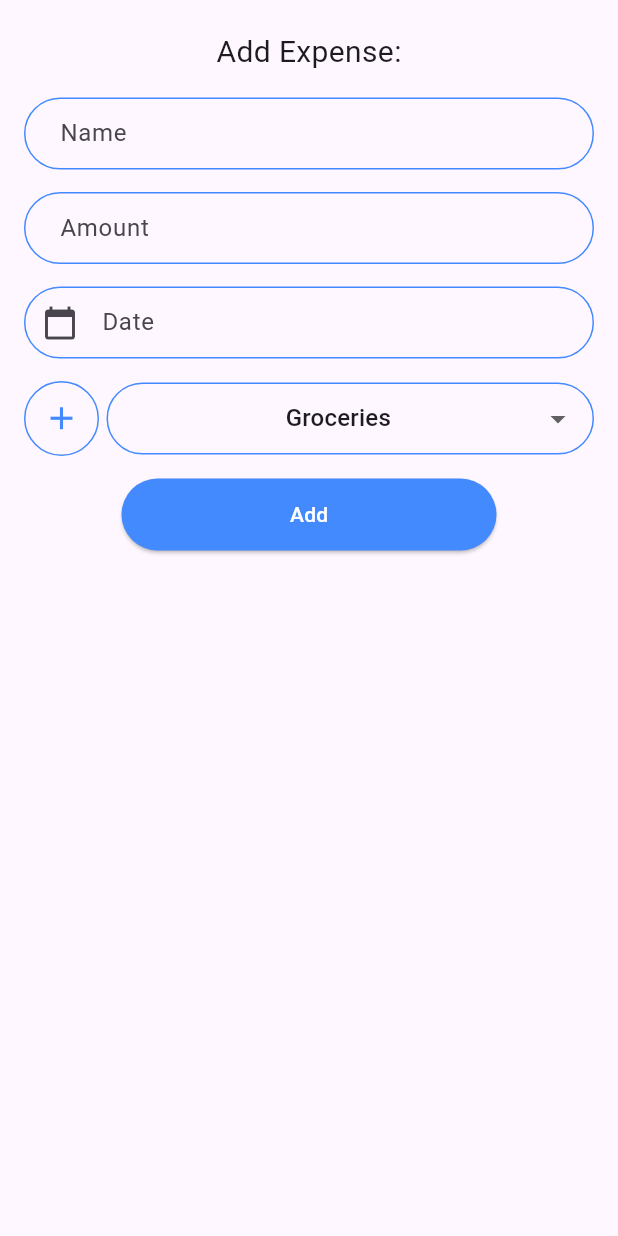
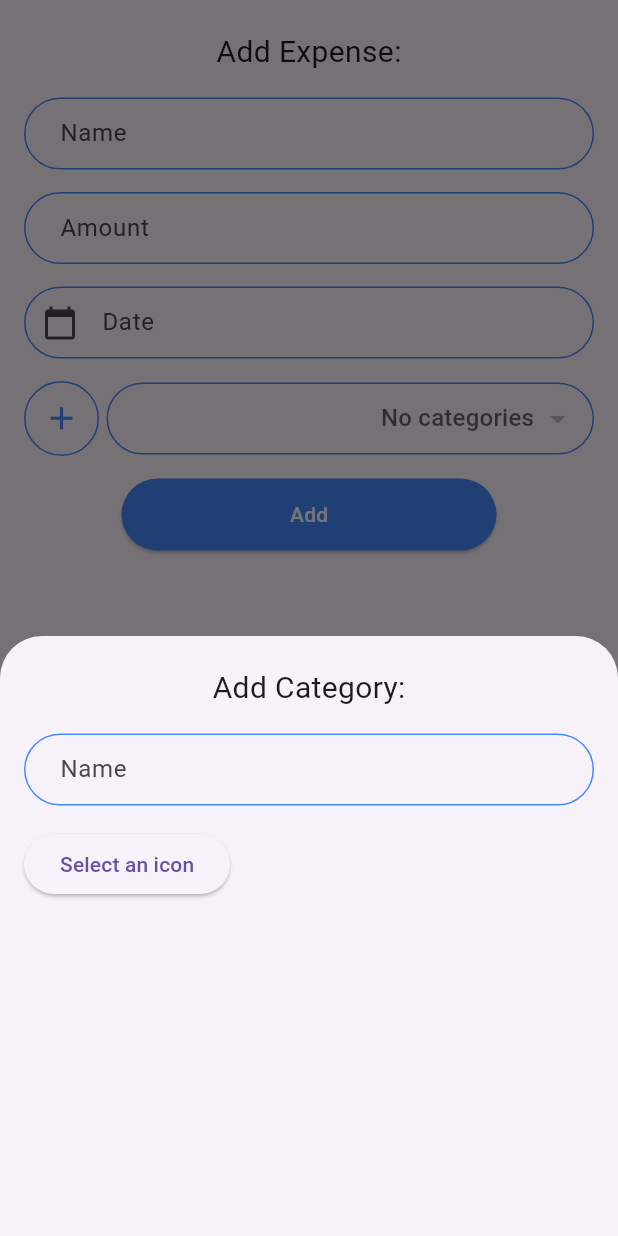
Before and after one commit to DusanCojic/PocketPal, a Flutter app: the AddExpense widget shown alone on an empty page, opened directly, after a tap on the "add" icon, on a phone screen of 412 x 824 dp. Run offline on Flutter 3.47's test engine with Material 3 defaults, Android fonts, the light colour scheme and no system bars; our stand-ins replace hive, hive_flutter, persistent_bottom_nav_bar; accounts and stored records are empty; generated files the repository leaves out were written again.

Commit message:
feat: updated model, initial 'add category page'

```diff
--- /dev/null
+++ b/devtools_options.yaml
@@ -0,0 +1,3 @@
+description: This file stores settings for Dart & Flutter DevTools.
+documentation: https://docs.flutter.dev/tools/devtools/extensions#configure-extension-enablement-states
+extensions:
--- a/lib/interface/data_service.dart
+++ b/lib/interface/data_service.dart
@@ -1,7 +1,11 @@
+import 'package:pocket_pal/interface/category_service.dart';
+
 import 'expense_service.dart';
 
 abstract class DataService {
   ExpenseService getExpenseService();
 
+  CategoryService getCategoryService();
+
   Future<void> initialize();
 }
--- a/lib/model/category.dart
+++ b/lib/model/category.dart
@@ -9,7 +9,7 @@ class Category extends HiveObject {
   String name;
 
   @HiveField(1)
-  String icon;
+  IconData icon;
 
   @HiveField(2)
   int colorValue = 0;
--- a/lib/model/expense.dart
+++ b/lib/model/expense.dart
@@ -7,7 +7,7 @@ part 'expense.g.dart';
 @HiveType(typeId: 0)
 class Expense extends HiveObject {
   @HiveField(0)
-  String name;
+  String description;
 
   @HiveField(1)
   double amount;
@@ -19,14 +19,14 @@ class Expense extends HiveObject {
   Category category;
 
   Expense({
-    required this.name,
+    required this.description,
     required this.amount,
     required this.date,
     required this.category,
   });
 
   factory Expense.fromJson(dynamic json) => Expense(
-        name: json["name"],
+        description: json["description"],
         amount: (json["amount"] as num).toDouble(),
         date: DateTime.parse(json["date"]),
         category: Category.fromJson(
--- a/lib/service/persistent_data.service.dart
+++ b/lib/service/persistent_data.service.dart
@@ -1,9 +1,11 @@
 import 'package:hive/hive.dart';
 
 import 'package:hive_flutter/hive_flutter.dart';
+import 'package:pocket_pal/interface/category_service.dart';
 import 'package:pocket_pal/model/expense.dart';
 import 'package:pocket_pal/model/income.dart';
 import 'package:pocket_pal/model/saving.dart';
+import 'package:pocket_pal/service/persistent_category_service.dart';
 import '../model/category.dart';
 
 import '../interface/data_service.dart';
@@ -12,9 +14,13 @@ import 'persistent_expense_service.dart';
 
 class PersistentDataService implements DataService {
   late final ExpenseService _expenseService;
+  late final CategoryService _categoryService;
 
   @override
   ExpenseService getExpenseService() => _expenseService;
+
+  @override
+  CategoryService getCategoryService() => _categoryService;
 
   @override
   Future<void> initialize() async {
@@ -27,5 +33,9 @@ class PersistentDataService implements DataService {
     _expenseService = PersistentExpenseService(
       box: await Hive.openBox("expenses"),
     );
+
+    _categoryService = PersistentCategoryService(
+      box: await Hive.openBox("categories"),
+    );
   }
 }
--- /dev/null
+++ b/lib/widgets/add_category.dart
@@ -0,0 +1,77 @@
+import 'package:flutter/material.dart';
+
+class AddCategory extends StatefulWidget {
+  const AddCategory({super.key});
+
+  @override
+  State<StatefulWidget> createState() => _AddCategoryState();
+}
+
+class _AddCategoryState extends State<AddCategory> {
+  final TextEditingController _nameCotroller = TextEditingController();
+
+  @override
+  Widget build(BuildContext context) {
+    return SizedBox(
+      height: 400,
+      child: Column(
+        children: [
+          const Padding(
+            padding: EdgeInsets.only(top: 20.0),
+            child: Text(
+              "Add Category:",
+              style: TextStyle(fontSize: 20.0),
+            ),
+          ),
+          Form(
+            child: Padding(
+              padding: const EdgeInsets.all(16),
+              child: Column(
+                children: [
+                  TextFormField(
+                    controller: _nameCotroller,
+                    keyboardType: TextInputType.text,
+                    decoration: InputDecoration(
+                      border: OutlineInputBorder(
+                        borderSide: const BorderSide(
+                          width: 3,
+                        ),
+                        borderRadius: BorderRadius.circular(50.0),
+                      ),
+                      focusedBorder: OutlineInputBorder(
+                        borderSide: const BorderSide(
+                          color: Colors.blueAccent,
+                        ),
+                        borderRadius: BorderRadius.circular(50.0),
+                      ),
+                      enabledBorder: OutlineInputBorder(
+                        borderSide: const BorderSide(
+                          color: Colors.blueAccent,
+                        ),
+                        borderRadius: BorderRadius.circular(50.0),
+                      ),
+                      labelText: "Name",
+                      contentPadding: const EdgeInsets.only(left: 20),
+                    ),
+                  ),
+                  Padding(
+                    padding: const EdgeInsets.only(top: 15.0),
+                    child: Row(
+                      children: [
+                        ElevatedButton(
+                          onPressed: () {},
+                          child: const Text("Select an icon"),
+                        ),
+                        Container(),
+                      ],
+                    ),
+                  )
+                ],
+              ),
+            ),
+          ),
+        ],
+      ),
+    );
+  }
+}
--- a/lib/widgets/add_expense.dart
+++ b/lib/widgets/add_expense.dart
@@ -1,6 +1,5 @@
 import 'package:flutter/material.dart';
-import 'package:pocket_pal/model/expense.dart';
-import 'package:pocket_pal/service/manager_service.dart';
+import 'package:pocket_pal/widgets/add_category.dart';
 
 class AddExpense extends StatefulWidget {
   const AddExpense({super.key});
@@ -10,23 +9,7 @@ class AddExpense extends StatefulWidget {
 }
 
 class _AddExpenseState extends State<AddExpense> {
-  List<String> categories = [
-    'Groceries',
-    'Bills',
-    'Subscription',
-    'Shopping',
-    'Rent',
-    'Transportation',
-    'Health',
-    'Maintenance',
-    'Travel',
-    'Gifts',
-    'Taxes',
-    'Personal Care',
-    'Investments',
-    'Clothing',
-    'Other',
-  ];
+  List<String> categories = [];
   late String dropdownValue;
 
   final TextEditingController _nameController = TextEditingController();
@@ -168,7 +151,14 @@ class _AddExpenseState extends State<AddExpense> {
                               borderRadius: BorderRadius.circular(50.0),
                             ),
                             child: IconButton(
-                              onPressed: () {},
+                              onPressed: () {
+                                showModalBottomSheet(
+                                  context: context,
+                                  builder: (context) {
+                                    return const AddCategory();
+                                  },
+                                );
+                              },
                               icon: const Icon(
                                 Icons.add,
                                 size: 25.0,
@@ -181,7 +171,7 @@ class _AddExpenseState extends State<AddExpense> {
                           child: DropdownButtonFormField<String>(
                             alignment: Alignment.centerRight,
                             isExpanded: true,
-                            hint: const Text('Select a category'),
+                            hint: const Text('No categories'),
                             value: dropdownValue,
                             focusColor: Colors.transparent,
                             decoration: InputDecoration(
--- a/lib/widgets/bottom_bar.dart
+++ b/lib/widgets/bottom_bar.dart
@@ -93,7 +93,8 @@ class BottomBar extends StatelessWidget {
               );
             },
             isDismissible: true,
-              isScrollControlled: true);
+            isScrollControlled: true,
+          );
         },
       ),
       PersistentBottomNavBarItem(
```
Also changed, not shown: pubspec.lock. Lines whose indentation alone changed are shown as unchanged.
